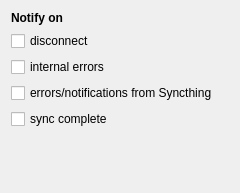
This is tray/gui/notificationsoptionpage.ui in Martchus/syncthingtray as Qt 5 draws it before an edit. The edited form follows.
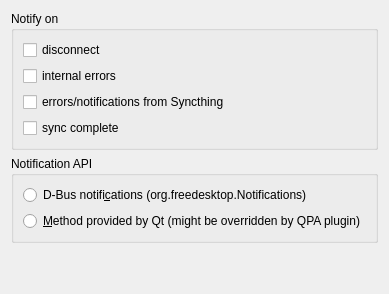
This is the edited form. Icons and pictures are not drawn.

Commit message: Allow notifications via D-Bus

```diff
--- a/tray/gui/notificationsoptionpage.ui
+++ b/tray/gui/notificationsoptionpage.ui
@@ -2,14 +2,6 @@
 <ui version="4.0">
  <class>QtGui::NotificationsOptionPage</class>
  <widget class="QWidget" name="QtGui::NotificationsOptionPage">
-  <property name="geometry">
-   <rect>
-    <x>0</x>
-    <y>0</y>
-    <width>240</width>
-    <height>193</height>
-   </rect>
-  </property>
   <property name="windowTitle">
    <string>Notifications</string>
   </property>
@@ -19,18 +11,11 @@
   </property>
   <layout class="QVBoxLayout" name="verticalLayout">
    <item>
-    <widget class="QLabel" name="notifyOnLabel">
-     <property name="font">
-      <font>
-       <weight>75</weight>
-       <bold>true</bold>
-      </font>
-     </property>
-     <property name="text">
+    <widget class="QGroupBox" name="notifyOnGroupBox">
+     <property name="title">
       <string>Notify on</string>
      </property>
-    </widget>
-   </item>
+     <layout class="QVBoxLayout" name="verticalLayout_2">
    <item>
     <widget class="QCheckBox" name="notifyOnDisconnectCheckBox">
      <property name="text">
@@ -57,6 +42,32 @@
      <property name="text">
       <string>sync complete</string>
      </property>
+       </widget>
+      </item>
+     </layout>
+    </widget>
+   </item>
+   <item>
+    <widget class="QGroupBox" name="apiGroupBox">
+     <property name="title">
+      <string>Notification API</string>
+     </property>
+     <layout class="QVBoxLayout" name="verticalLayout_3">
+      <item>
+       <widget class="QRadioButton" name="dbusRadioButton">
+        <property name="text">
+         <string>D-Bus notifi&amp;cations (org.freedesktop.Notifications)</string>
+        </property>
+       </widget>
+      </item>
+      <item>
+       <widget class="QRadioButton" name="qtRadioButton">
+        <property name="text">
+         <string>&amp;Method provided by Qt (might be overridden by QPA plugin)</string>
+        </property>
+       </widget>
+      </item>
+     </layout>
     </widget>
    </item>
    <item>
```
Lines whose indentation alone changed are shown as unchanged. The commit also changes 7 other files.
